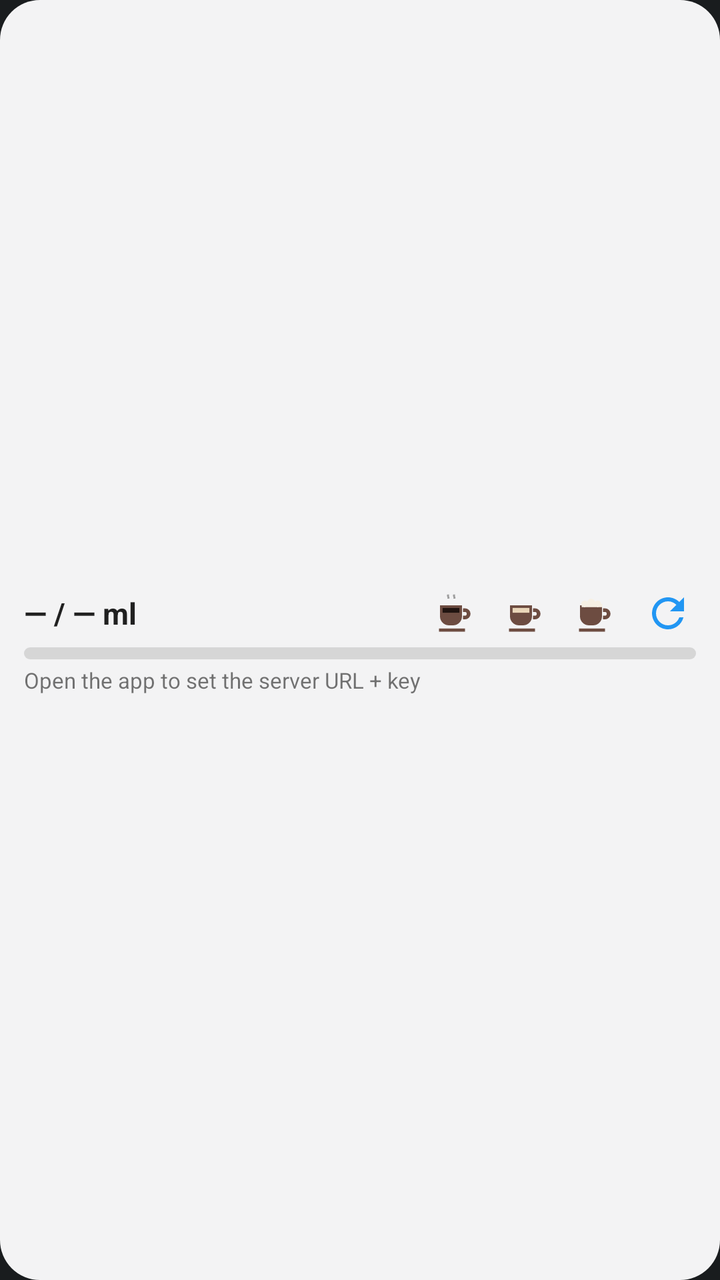
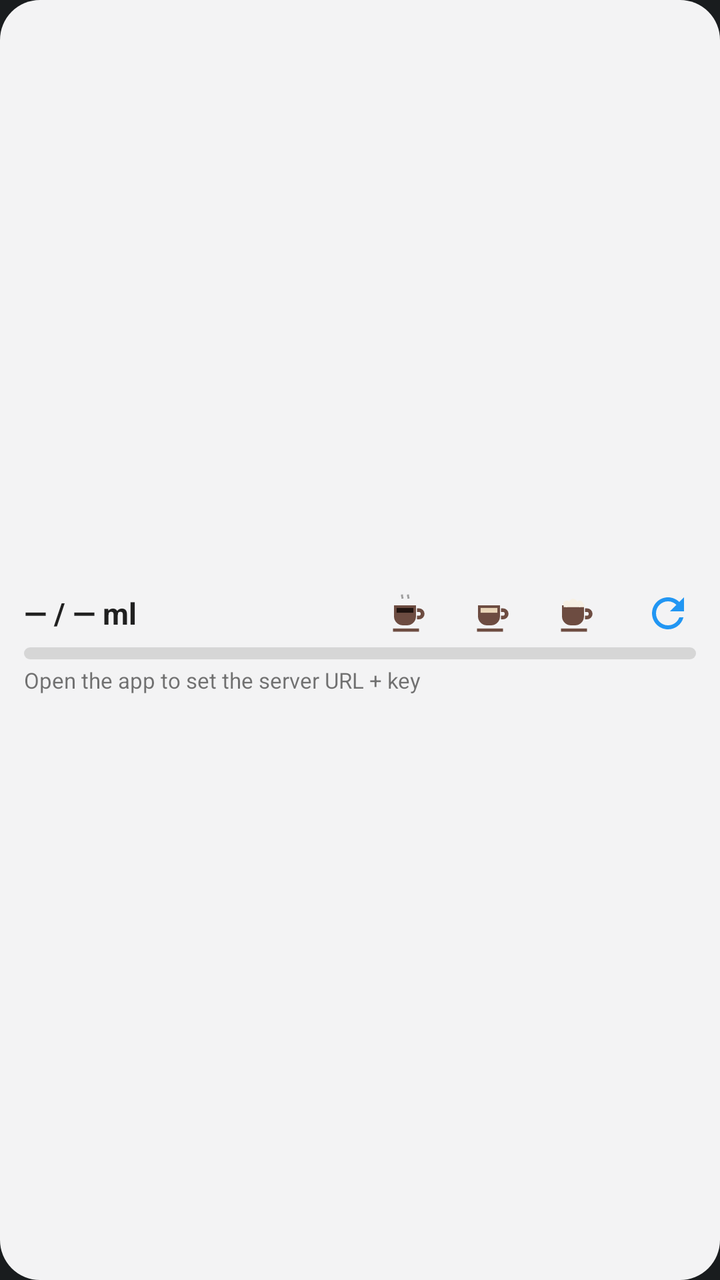

Before-and-after screenshots of an Android layout around one commit, followed by the original layout XML and the change that was made.
<!-- AndroidManifest.xml: application theme android:Theme.DeviceDefault -->
<!-- res/layout/widget.xml -->
<?xml version="1.0" encoding="utf-8"?>
<LinearLayout xmlns:android="http://schemas.android.com/apk/res/android"
    android:id="@+id/widget_root"
    android:layout_width="match_parent"
    android:layout_height="match_parent"
    android:orientation="vertical"
    android:gravity="center_vertical"
    android:paddingLeft="12dp"
    android:paddingRight="12dp"
    android:paddingTop="6dp"
    android:paddingBottom="6dp"
    android:background="@drawable/widget_bg">

    <LinearLayout
        android:layout_width="match_parent"
        android:layout_height="wrap_content"
        android:orientation="horizontal"
        android:gravity="center_vertical">

        <TextView
            android:id="@+id/txt_main"
            android:ellipsize="end"
            android:layout_width="0dp"
            android:layout_height="wrap_content"
            android:layout_weight="1"
            android:textSize="15sp"
            android:textStyle="bold"
            android:textColor="@color/widget_text"
            android:maxLines="1"
            android:text="@string/main_placeholder" />

        <ImageButton
            android:id="@+id/btn_black"
            android:layout_width="28dp"
            android:layout_height="28dp"
            android:layout_marginStart="7dp"
            android:src="@drawable/ic_coffee_black"
            android:scaleType="fitCenter"
            android:padding="2dp"
            android:background="@android:color/transparent"
            android:contentDescription="@string/coffee_black" />

        <ImageButton
            android:id="@+id/btn_white"
            android:layout_width="28dp"
            android:layout_height="28dp"
            android:layout_marginStart="7dp"
            android:src="@drawable/ic_coffee_white"
            android:scaleType="fitCenter"
            android:padding="2dp"
            android:background="@android:color/transparent"
            android:contentDescription="@string/coffee_white" />

        <ImageButton
            android:id="@+id/btn_capp"
            android:layout_width="28dp"
            android:layout_height="28dp"
            android:layout_marginStart="7dp"
            android:src="@drawable/ic_coffee_capp"
            android:scaleType="fitCenter"
            android:padding="2dp"
            android:background="@android:color/transparent"
            android:contentDescription="@string/coffee_capp" />

        <ImageButton
            android:id="@+id/btn_undo"
            android:layout_width="28dp"
            android:layout_height="28dp"
            android:layout_marginStart="7dp"
            android:visibility="gone"
            android:src="@drawable/ic_undo"
            android:scaleType="fitCenter"
            android:padding="3dp"
            android:background="@android:color/transparent"
            android:contentDescription="@string/undo_last" />

        <ImageButton
            android:id="@+id/btn_sync"
            android:layout_width="28dp"
            android:layout_height="28dp"
            android:layout_marginStart="9dp"
            android:src="@drawable/ic_sync"
            android:scaleType="fitCenter"
            android:padding="2dp"
            android:background="@android:color/transparent"
            android:contentDescription="@string/sync_now" />
    </LinearLayout>

    <ProgressBar
        android:id="@+id/progress"
        style="?android:attr/progressBarStyleHorizontal"
        android:layout_width="match_parent"
        android:layout_height="6dp"
        android:layout_marginTop="3dp"
        android:progressDrawable="@drawable/progress_water"
        android:max="1"
        android:progress="0" />

    <TextView
        android:id="@+id/txt_sub"
        android:ellipsize="end"
        android:layout_width="match_parent"
        android:layout_height="wrap_content"
        android:layout_marginTop="3dp"
        android:textSize="11sp"
        android:textColor="@color/widget_text_secondary"
        android:maxLines="1"
        android:text="@string/error_not_configured" />
</LinearLayout>
<!-- resources referenced by this layout -->
<resources>
  <color name="widget_text">#DE000000</color>
  <color name="widget_text_secondary">#8A000000</color>
  <!-- drawable ic_coffee_white (drawable) -->
  <?xml version="1.0" encoding="utf-8"?>
  <vector xmlns:android="http://schemas.android.com/apk/res/android"
      android:width="24dp"
      android:height="24dp"
      android:viewportWidth="24"
      android:viewportHeight="24">
      
      <path
          android:fillColor="#6D4C41"
          android:pathData="M5,8 h11 v5.5 a4.5,4.5 0 0 1 -4.5,4.5 h-2 A4.5,4.5 0 0 1 5,13.5 Z M16.5,9.5 h1 a2.75,2.75 0 0 1 0,5.5 h-1 v-1.8 h0.9 a0.95,0.95 0 0 0 0,-1.9 h-0.9 Z M4.5,19.6 h13 v1.6 h-13 Z" />
      
      <path
          android:fillColor="#E9D5B8"
          android:pathData="M6.3,9.3 h8.4 v2.4 h-8.4 Z" />
  </vector>
  <!-- drawable ic_sync (drawable) -->
  <?xml version="1.0" encoding="utf-8"?>
  <vector xmlns:android="http://schemas.android.com/apk/res/android"
      android:width="24dp"
      android:height="24dp"
      android:viewportWidth="24"
      android:viewportHeight="24"
      android:tint="@color/water">
      <path
          android:fillColor="@android:color/white"
          android:pathData="M17.65,6.35C16.2,4.9 14.21,4 12,4c-4.42,0 -7.99,3.58 -7.99,8s3.57,8 7.99,8c3.73,0 6.84,-2.55 7.73,-6h-2.08c-0.82,2.33 -3.04,4 -5.65,4 -3.31,0 -6,-2.69 -6,-6s2.69,-6 6,-6c1.66,0 3.14,0.69 4.22,1.78L13,11h7V4l-2.35,2.35z" />
  </vector>
  <!-- drawable ic_undo (drawable) -->
  <?xml version="1.0" encoding="utf-8"?>
  <vector xmlns:android="http://schemas.android.com/apk/res/android"
      android:width="24dp"
      android:height="24dp"
      android:viewportWidth="24"
      android:viewportHeight="24">
      <path
          android:fillColor="@color/widget_text_secondary"
          android:pathData="M12.5,8c-2.65,0 -5.05,0.99 -6.9,2.6L2,7v9h9l-3.62,-3.62c1.39,-1.16 3.16,-1.88 5.12,-1.88 3.54,0 6.55,2.31 7.6,5.5l2.37,-0.78C21.08,11.03 17.15,8 12.5,8z" />
  </vector>
  <!-- drawable progress_water (drawable) -->
  <?xml version="1.0" encoding="utf-8"?>
  <layer-list xmlns:android="http://schemas.android.com/apk/res/android">
      <item android:id="@android:id/background">
          <shape android:shape="rectangle">
              <corners android:radius="5dp" />
              <solid android:color="@color/progress_track" />
          </shape>
      </item>
      <item android:id="@android:id/progress">
          <clip>
              <shape android:shape="rectangle">
                  <corners android:radius="5dp" />
                  <solid android:color="@color/water" />
              </shape>
          </clip>
      </item>
  </layer-list>
  <!-- drawable widget_bg (drawable) -->
  <?xml version="1.0" encoding="utf-8"?>
  <shape xmlns:android="http://schemas.android.com/apk/res/android"
      android:shape="rectangle">
      <corners android:radius="20dp" />
      <solid android:color="@color/widget_bg" />
  </shape>
  <string name="coffee_black">Black coffee</string>
  <string name="coffee_capp">Cappuccino</string>
  <string name="coffee_white">White coffee</string>
  <string name="error_not_configured">Open the app to set the server URL + key</string>
  <string name="main_placeholder">— / — ml</string>
  <string name="sync_now">Sync now</string>
  <string name="undo_last">Undo last coffee</string>
  <color name="water">#2196F3</color>
  <color name="progress_track">#1F000000</color>
  <color name="widget_bg">#F2FFFFFF</color>
  <!-- unchanged entries left out for length: 2 -->
</resources>

<!-- the commit's change to res/layout/widget.xml (unified diff, before → after) -->
@@ -33,7 +33,7 @@
             android:id="@+id/btn_black"
             android:layout_width="28dp"
             android:layout_height="28dp"
-            android:layout_marginStart="7dp"
+            android:layout_marginStart="14dp"
             android:src="@drawable/ic_coffee_black"
             android:scaleType="fitCenter"
             android:padding="2dp"
@@ -44,7 +44,7 @@
             android:id="@+id/btn_white"
             android:layout_width="28dp"
             android:layout_height="28dp"
-            android:layout_marginStart="7dp"
+            android:layout_marginStart="14dp"
             android:src="@drawable/ic_coffee_white"
             android:scaleType="fitCenter"
             android:padding="2dp"
@@ -55,7 +55,7 @@
             android:id="@+id/btn_capp"
             android:layout_width="28dp"
             android:layout_height="28dp"
-            android:layout_marginStart="7dp"
+            android:layout_marginStart="14dp"
             android:src="@drawable/ic_coffee_capp"
             android:scaleType="fitCenter"
             android:padding="2dp"
@@ -66,7 +66,7 @@
             android:id="@+id/btn_undo"
             android:layout_width="28dp"
             android:layout_height="28dp"
-            android:layout_marginStart="7dp"
+            android:layout_marginStart="14dp"
             android:visibility="gone"
             android:src="@drawable/ic_undo"
             android:scaleType="fitCenter"
@@ -78,7 +78,7 @@
             android:id="@+id/btn_sync"
             android:layout_width="28dp"
             android:layout_height="28dp"
-            android:layout_marginStart="9dp"
+            android:layout_marginStart="18dp"
             android:src="@drawable/ic_sync"
             android:scaleType="fitCenter"
             android:padding="2dp"
